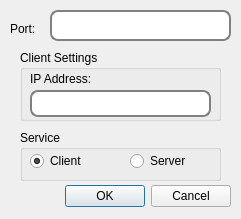
Old version of the form settings.ui in the repository warren80/ChatServer.
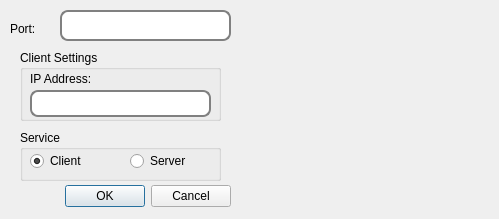
New version of the form. Icons and pictures are not drawn.

Commit message: Main GUI with background image

```diff
--- a/settings.ui
+++ b/settings.ui
@@ -6,7 +6,7 @@
    <rect>
     <x>0</x>
     <y>0</y>
-    <width>241</width>
+    <width>499</width>
     <height>219</height>
    </rect>
   </property>
@@ -35,9 +35,9 @@
   <widget class="QLineEdit" name="portText">
    <property name="geometry">
     <rect>
-     <x>50</x>
+     <x>60</x>
      <y>10</y>
-     <width>181</width>
+     <width>171</width>
      <height>31</height>
     </rect>
    </property>
@@ -162,6 +162,16 @@
     </property>
    </widget>
   </widget>
+  <widget class="QWidget" name="widget" native="true">
+   <property name="geometry">
+    <rect>
+     <x>240</x>
+     <y>0</y>
+     <width>261</width>
+     <height>221</height>
+    </rect>
+   </property>
+  </widget>
  </widget>
  <resources/>
  <connections>
```
Left out of the diff: 12 changed lines with no effect on the pictures. The commit also changes 3 other files.
